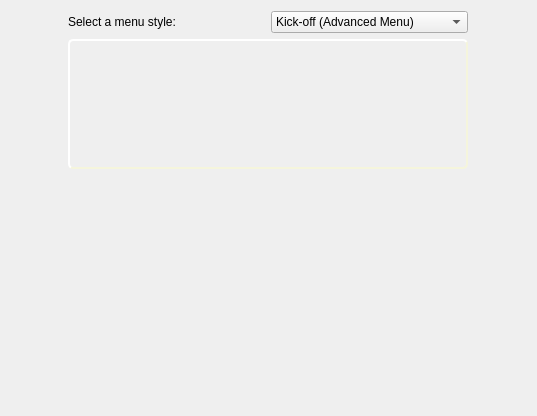
Above: kde4/kaptan4/src/gui/menuWidget.ui from pars-linux/uludag before the change. Below: the same form after it.
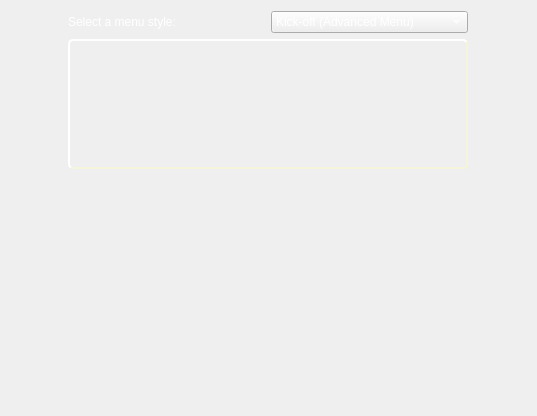
That is the form after the change.

Commit message: fix label colors

```diff
--- a/kde4/kaptan4/src/gui/menuWidget.ui
+++ b/kde4/kaptan4/src/gui/menuWidget.ui
@@ -31,6 +31,9 @@
         <layout class="QHBoxLayout" name="horizontalLayout">
          <item>
           <widget class="QLabel" name="menuLabel">
+           <property name="styleSheet">
+            <string notr="true">color: white</string>
+           </property>
            <property name="text">
             <string>Select a menu style:</string>
            </property>
@@ -38,6 +41,9 @@
          </item>
          <item>
           <widget class="QComboBox" name="menuStyles">
+           <property name="styleSheet">
+            <string notr="true">color: white</string>
+           </property>
            <item>
             <property name="text">
              <string>Kick-off (Advanced Menu)</string>
```
Left out of the diff: 5 changed lines with no effect on the pictures. The commit also changes 8 other files.
